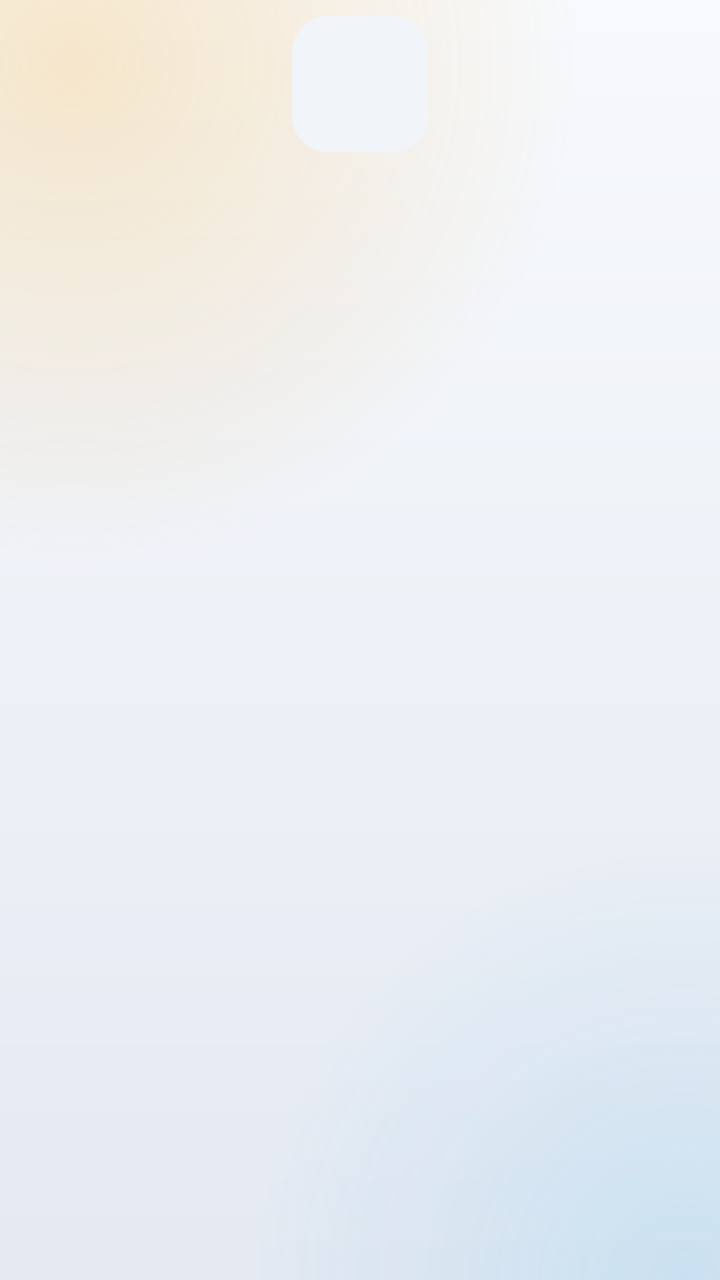
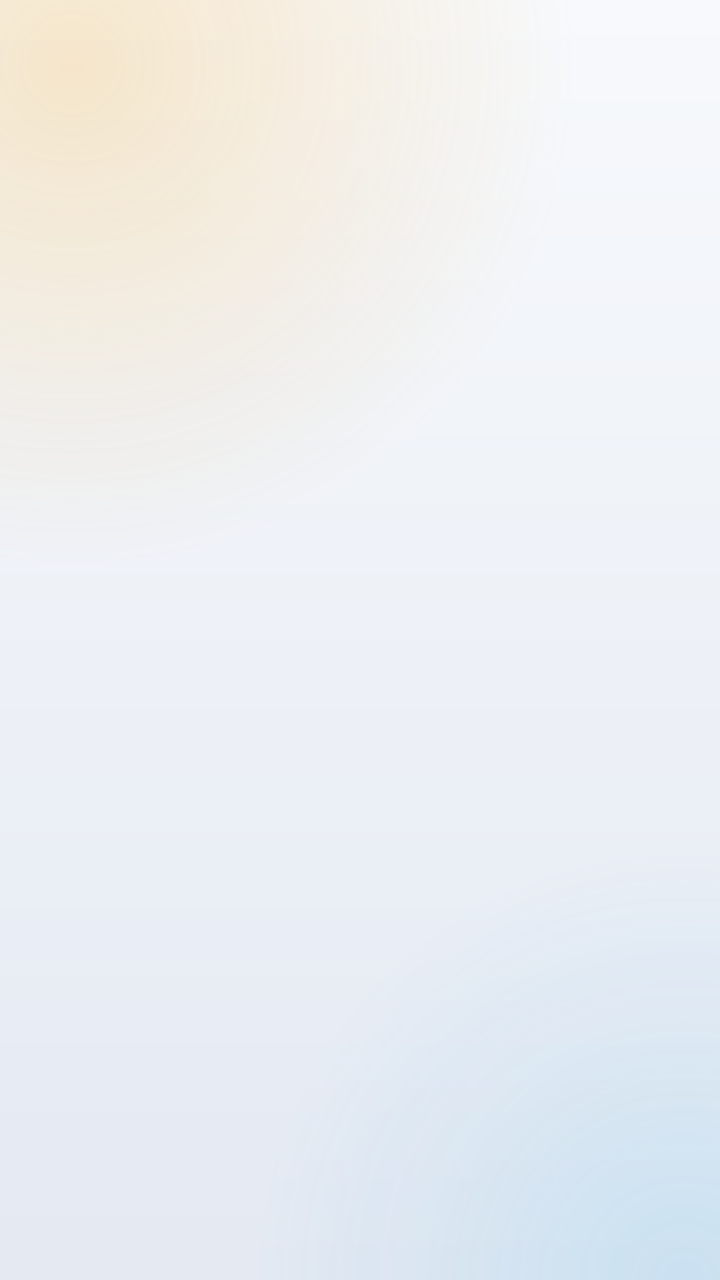

Two renders of the same Android screen: before a commit and after it. Below are the layout's source before the change and the commit's diff.
<!-- AndroidManifest.xml: application theme Theme.ShackScreen -->
<!-- res/layout/item_app.xml -->
<?xml version="1.0" encoding="utf-8"?>
<LinearLayout xmlns:android="http://schemas.android.com/apk/res/android"
    android:layout_width="108dp"
    android:layout_height="wrap_content"
    android:background="@drawable/icon_focus"
    android:clickable="true"
    android:focusable="true"
    android:gravity="center_horizontal"
    android:orientation="vertical"
    android:paddingTop="8dp"
    android:paddingBottom="8dp">

    <FrameLayout
        android:layout_width="68dp"
        android:layout_height="68dp"
        android:background="@drawable/icon_bg">

        <ImageView
            android:id="@+id/icon"
            android:layout_width="match_parent"
            android:layout_height="match_parent"
            android:scaleType="fitXY"
            android:importantForAccessibility="no" />
    </FrameLayout>

    <TextView
        android:id="@+id/name"
        android:layout_width="match_parent"
        android:layout_height="wrap_content"
        android:layout_marginTop="7dp"
        android:paddingStart="4dp"
        android:paddingEnd="4dp"
        android:ellipsize="end"
        android:gravity="center_horizontal"
        android:maxLines="1"
        android:textColor="@color/text"
        android:textSize="13sp" />
</LinearLayout>
<!-- resources referenced by this layout -->
<resources>
  <color name="text">#0F172A</color>
  <!-- drawable icon_bg (drawable) -->
  <?xml version="1.0" encoding="utf-8"?>
  <shape xmlns:android="http://schemas.android.com/apk/res/android">
      <solid android:color="@color/icon_bg" />
      <corners android:radius="18dp" />
  </shape>
  <!-- drawable icon_focus (drawable) -->
  <?xml version="1.0" encoding="utf-8"?>
  <selector xmlns:android="http://schemas.android.com/apk/res/android">
      <item android:state_activated="true">
          <shape>
              <solid android:color="@color/tile" />
              <stroke android:width="2dp" android:color="@color/accent2" />
              <corners android:radius="20dp" />
          </shape>
      </item>
      <item android:state_focused="true">
          <shape>
              <solid android:color="@color/tile" />
              <stroke android:width="2dp" android:color="@color/accent" />
              <corners android:radius="20dp" />
          </shape>
      </item>
      <item android:drawable="@android:color/transparent" />
  </selector>
  <style name="Theme.ShackScreen" parent="@android:style/Theme.DeviceDefault.NoActionBar.Fullscreen">
          <item name="android:windowBackground">@drawable/bg_screen</item>
          <item name="android:colorAccent">@color/accent</item>
          <item name="android:textColor">@color/text</item>
          <item name="android:textColorHint">@color/faint</item>
      </style>
  <color name="icon_bg">#F1F4F9</color>
  <color name="tile">#FFFFFF</color>
  <color name="accent2">#0284C7</color>
  <color name="accent">#D97706</color>
  <!-- drawable bg_screen (drawable) -->
  <?xml version="1.0" encoding="utf-8"?>
  <layer-list xmlns:android="http://schemas.android.com/apk/res/android">
      <item>
          <shape>
              <gradient android:angle="270" android:startColor="@color/bg_top" android:endColor="@color/bg_bottom" />
          </shape>
      </item>
      <item>
          <shape>
              <gradient android:type="radial" android:gradientRadius="70%p" android:centerX="0.1" android:centerY="0.05"
                  android:startColor="@color/glow" android:endColor="#00000000" />
          </shape>
      </item>
      <item>
          <shape>
              <gradient android:type="radial" android:gradientRadius="60%p" android:centerX="0.95" android:centerY="1.0"
                  android:startColor="@color/glow2" android:endColor="#00000000" />
          </shape>
      </item>
  </layer-list>
  <color name="faint">#A3ACBB</color>
  <color name="bg_top">#F7F9FC</color>
  <color name="bg_bottom">#E4E9F2</color>
  <color name="glow">#33F59E0B</color>
  <color name="glow2">#1F0EA5E9</color>
</resources>

<!-- the commit's change to res/layout/item_app.xml (unified diff, before → after) -->
@@ -12,8 +12,9 @@
 
     <FrameLayout
         android:layout_width="68dp"
-        android:layout_height="68dp"
-        android:background="@drawable/icon_bg">
+        android:layout_height="68dp">
+
+        
 
         <ImageView
             android:id="@+id/icon"
<!-- resource entries referenced after the edit -->
@@ -1,12 +1,6 @@
 <!-- resources referenced by this layout -->
 <resources>
   <color name="text">#0F172A</color>
-  <!-- drawable icon_bg (drawable) -->
-  <?xml version="1.0" encoding="utf-8"?>
-  <shape xmlns:android="http://schemas.android.com/apk/res/android">
-      <solid android:color="@color/icon_bg" />
-      <corners android:radius="18dp" />
-  </shape>
   <!-- drawable icon_focus (drawable) -->
   <?xml version="1.0" encoding="utf-8"?>
   <selector xmlns:android="http://schemas.android.com/apk/res/android">
@@ -32,7 +26,6 @@
           <item name="android:textColor">@color/text</item>
           <item name="android:textColorHint">@color/faint</item>
       </style>
-  <color name="icon_bg">#F1F4F9</color>
   <color name="tile">#FFFFFF</color>
   <color name="accent2">#0284C7</color>
   <color name="accent">#D97706</color>
